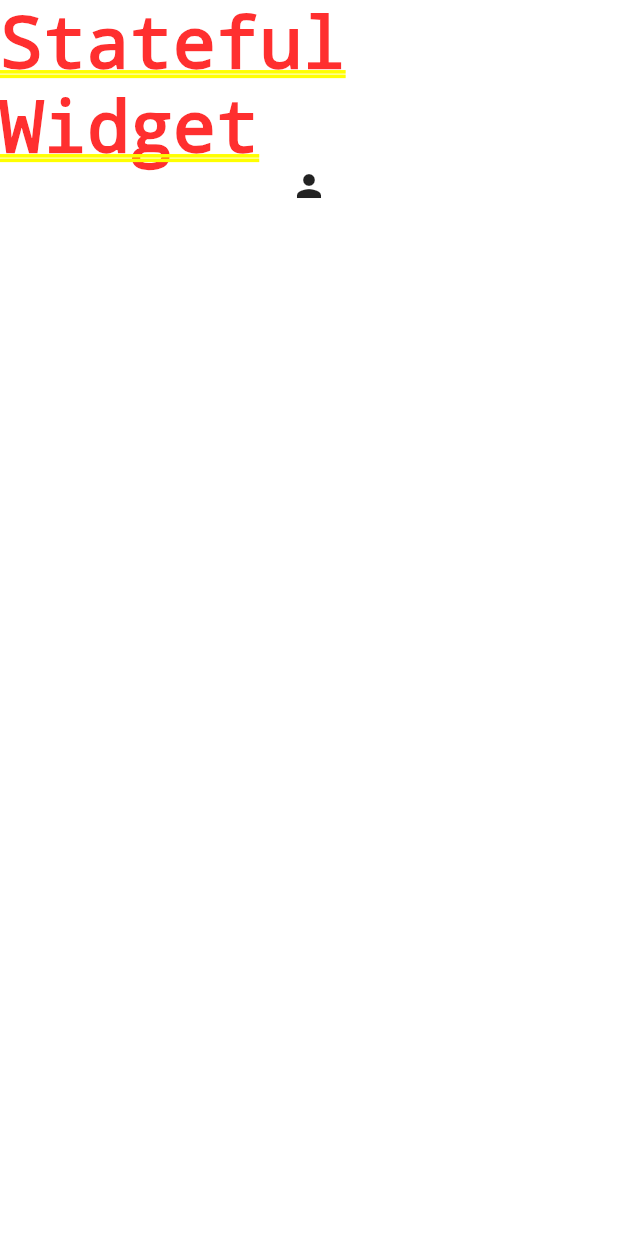
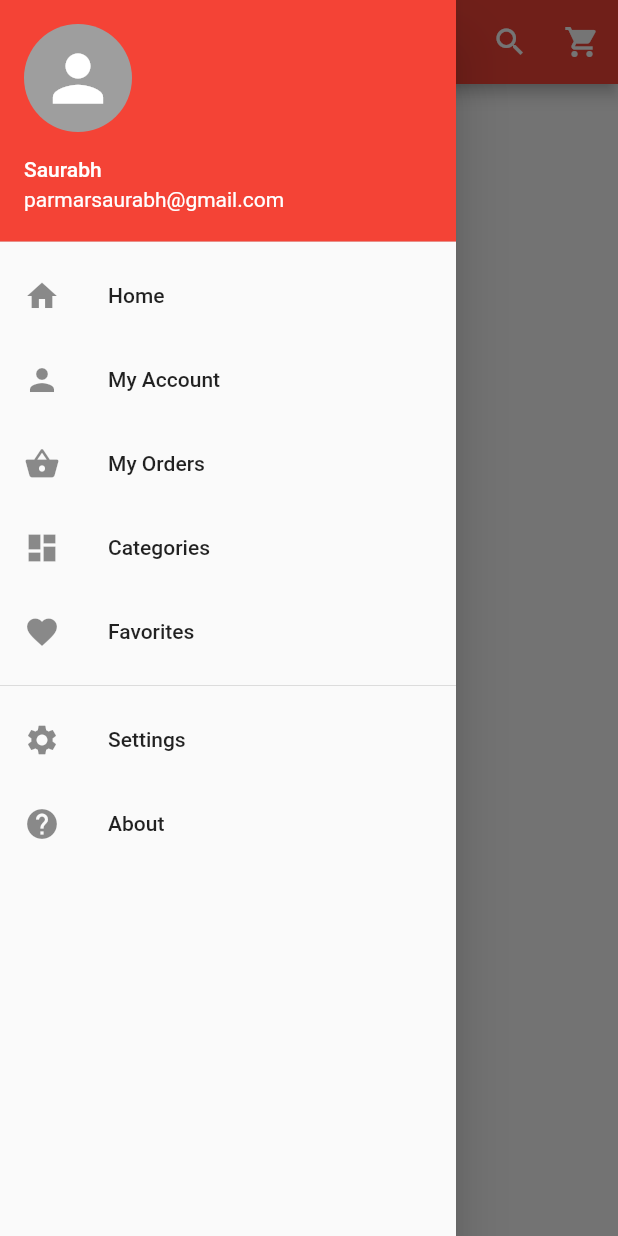
Before and after one commit to saurabhcool001/fashion, a Flutter app: the screen it shows after launch, with the side drawer open (before the commit the screen has no drawer), on a phone screen of 412 x 824 dp. Run offline on Flutter 3.47's test engine with Material 2 defaults, Android fonts, the phone set to English and light mode, and no system bars.

Commit message:
Fashion 6.0 Drawer Creation with on click list

```diff
--- a/lib/home.dart
+++ b/lib/home.dart
@@ -1,22 +1,5 @@
 import 'package:flutter/material.dart';
 
-// Stateless Widget
-//class HomePage extends StatelessWidget {
-//  @override
-//  Widget build(BuildContext context) {
-//    return Container(
-//      color: Colors.white,
-//      child: new Column(
-//        children: <Widget>[
-//          Text("Stateless Widget"),
-//          Icon(Icons.person)
-//        ],
-//      ),
-//    );
-//  }
-//}
-
-//Stateful Widget
 class HomePage extends StatefulWidget {
   @override
   _HomePageState createState() => _HomePageState();
@@ -25,13 +8,89 @@ class HomePage extends StatefulWidget {
 class _HomePageState extends State<HomePage> {
   @override
   Widget build(BuildContext context) {
-    return Container(
-      color: Colors.white,
-      child: Column(
-        children: <Widget>[
-          Text("Stateful Widget"),
-          Icon(Icons.person)
-        ],
+    return Scaffold(
+      appBar: AppBar(
+          backgroundColor: Colors.red,
+          centerTitle: true,
+          title: Text("Fashion App"),
+          actions: <Widget>[
+            new IconButton(
+                icon: Icon(Icons.search, color: Colors.white),
+                onPressed: () {}),
+            new IconButton(
+                icon: Icon(Icons.shopping_cart, color: Colors.white),
+                onPressed: () {})
+          ]),
+      drawer: new Drawer(
+        child: new ListView(
+          children: <Widget>[
+            new UserAccountsDrawerHeader(
+              accountName: Text("Saurabh"),
+              accountEmail: Text("parmarsaurabh@gmail.com"),
+              currentAccountPicture: GestureDetector(
+                child: new CircleAvatar(
+                  backgroundColor: Colors.grey,
+                  child: Icon(Icons.person, color: Colors.white, size: 50),
+                ),
+              ),
+              decoration: BoxDecoration(color: Colors.red),
+            ),
+
+            //Body part of navigation list
+            InkWell(
+              onTap: () {},
+              child: ListTile(
+                title: Text("Home"),
+                leading: Icon(Icons.home),
+              ),
+            ),
+            InkWell(
+              onTap: () {},
+              child: ListTile(
+                title: Text("My Account"),
+                leading: Icon(Icons.person),
+              ),
+            ),
+            InkWell(
+              onTap: () {},
+              child: ListTile(
+                title: Text("My Orders"),
+                leading: Icon(Icons.shopping_basket),
+              ),
+            ),
+            InkWell(
+              onTap: () {},
+              child: ListTile(
+                title: Text("Categories"),
+                leading: Icon(Icons.dashboard),
+              ),
+            ),
+            InkWell(
+              onTap: () {},
+              child: ListTile(
+                title: Text("Favorites"),
+                leading: Icon(Icons.favorite),
+              ),
+            ),
+
+            Divider(),
+
+            InkWell(
+              onTap: (){},
+              child: ListTile(
+                title: Text("Settings"),
+                leading: Icon(Icons.settings),
+              ),
+            ),
+            InkWell(
+              onTap: (){},
+              child: ListTile(
+                title: Text("About"),
+                leading: Icon(Icons.help),
+              ),
+            ),
+          ],
+        ),
       ),
     );
   }
```
Also changed, not shown: images/c1.jpg (added), images/m1.jpeg (added), images/m2.jpg (added), images/w1.jpeg (added), images/w3.jpeg (added), images/w4.jpeg (added).
